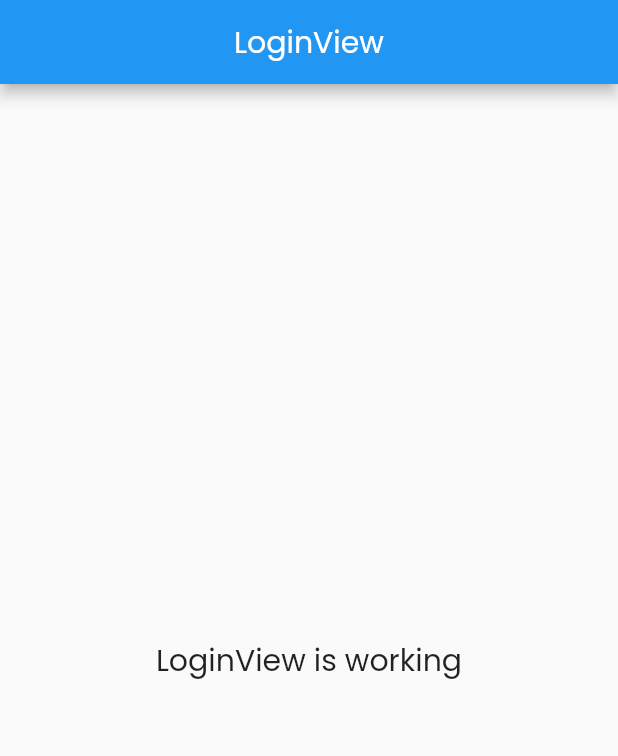
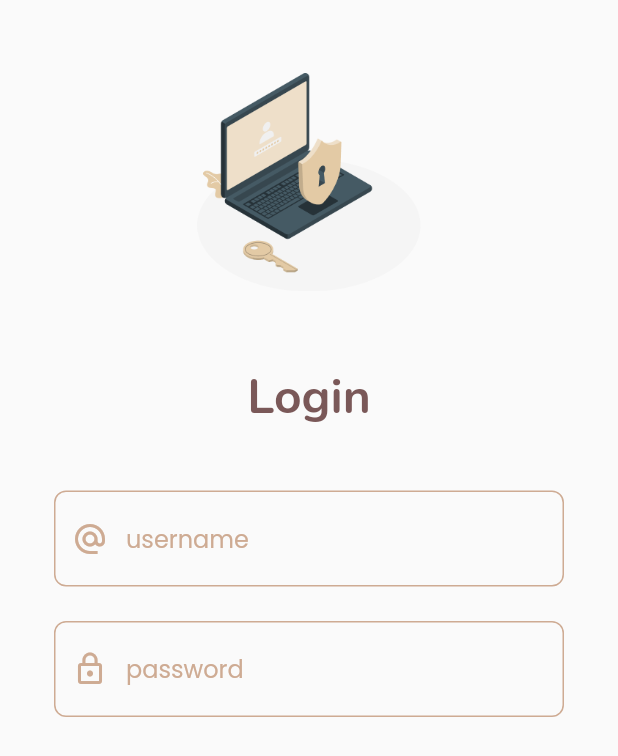
Before and after one commit to dna2121/cafe_app, a Flutter app: the screen it shows after launch, on a phone screen of 412 x 824 dp. Shown: the top 756 px of the screen. Run offline on Flutter 3.47's test engine with Material 2 defaults, Android fonts, the phone set to English and light mode, and no system bars; our stand-ins replace get.

Commit message:
text form for login

```diff
--- a/lib/app/modules/login/views/login_view.dart
+++ b/lib/app/modules/login/views/login_view.dart
@@ -1,7 +1,9 @@
+import 'package:cafe_app/constants/app_color.dart';
 import 'package:flutter/material.dart';
 
 import 'package:get/get.dart';
 
+import '../../../../widgets/text_form_widget.dart';
 import '../controllers/login_controller.dart';
 
 class LoginView extends GetView<LoginController> {
@@ -9,15 +11,47 @@ class LoginView extends GetView<LoginController> {
   @override
   Widget build(BuildContext context) {
     return Scaffold(
-      appBar: AppBar(
-        title: const Text('LoginView'),
-        centerTitle: true,
-      ),
-      body: Center(
-        child: Text(
-          'LoginView is working',
-          style: TextStyle(fontSize: 20),
-        ),
+      body: ListView(
+        children: [
+          Column(
+            children: [
+              Padding(
+                padding:
+                    const EdgeInsets.symmetric(vertical: 47, horizontal: 111),
+                child: Image.asset(
+                  "assets/images/login.png",
+                  height: 149,
+                  width: 149,
+                ),
+              ),
+              const Text(
+                "Login",
+                style: TextStyle(
+                    color: AppColor.primaryColor,
+                    fontFamily: 'Nunito',
+                    fontSize: 32,
+                    fontWeight: FontWeight.w700),
+              ),
+              Padding(
+                padding:
+                    const EdgeInsets.symmetric(horizontal: 36, vertical: 40),
+                child: Column(
+                  children: [
+                    TextFormWidget(
+                      icon: Icons.alternate_email,
+                      hintText: "username",
+                    ),
+                    const SizedBox(height: 23),
+                    TextFormWidget(
+                      icon: Icons.lock_outline,
+                      hintText: "password",
+                    )
+                  ],
+                ),
+              ),
+            ],
+          ),
+        ],
       ),
     );
   }
```
